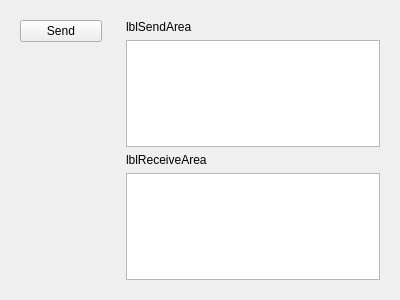
The window that QCaptureScreen/QCaptureScreen/UI/QSerialPortDlg.ui (lxw1775/ExamineMach_2020.09.06_Qt) describes before a commit, drawn with Qt 5.
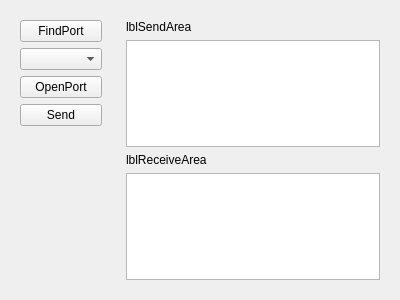
The same window after the commit.

```diff
--- a/QCaptureScreen/QCaptureScreen/UI/QSerialPortDlg.ui
+++ b/QCaptureScreen/QCaptureScreen/UI/QSerialPortDlg.ui
@@ -29,6 +29,23 @@
       </size>
      </property>
      <layout class="QVBoxLayout" name="verticalLayout">
+      <item>
+       <widget class="QPushButton" name="btnFind">
+        <property name="text">
+         <string>FindPort</string>
+        </property>
+       </widget>
+      </item>
+      <item>
+       <widget class="QComboBox" name="cbxPortName"/>
+      </item>
+      <item>
+       <widget class="QPushButton" name="btnOpen">
+        <property name="text">
+         <string>OpenPort</string>
+        </property>
+       </widget>
+      </item>
       <item>
        <widget class="QPushButton" name="btnSend">
         <property name="text">
```
